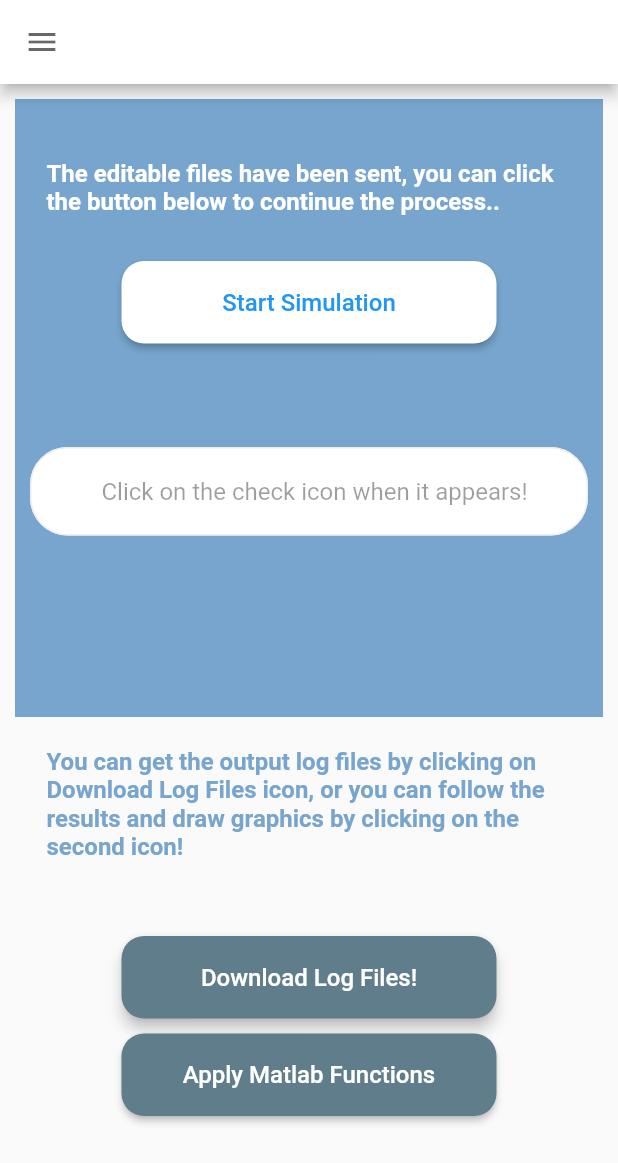
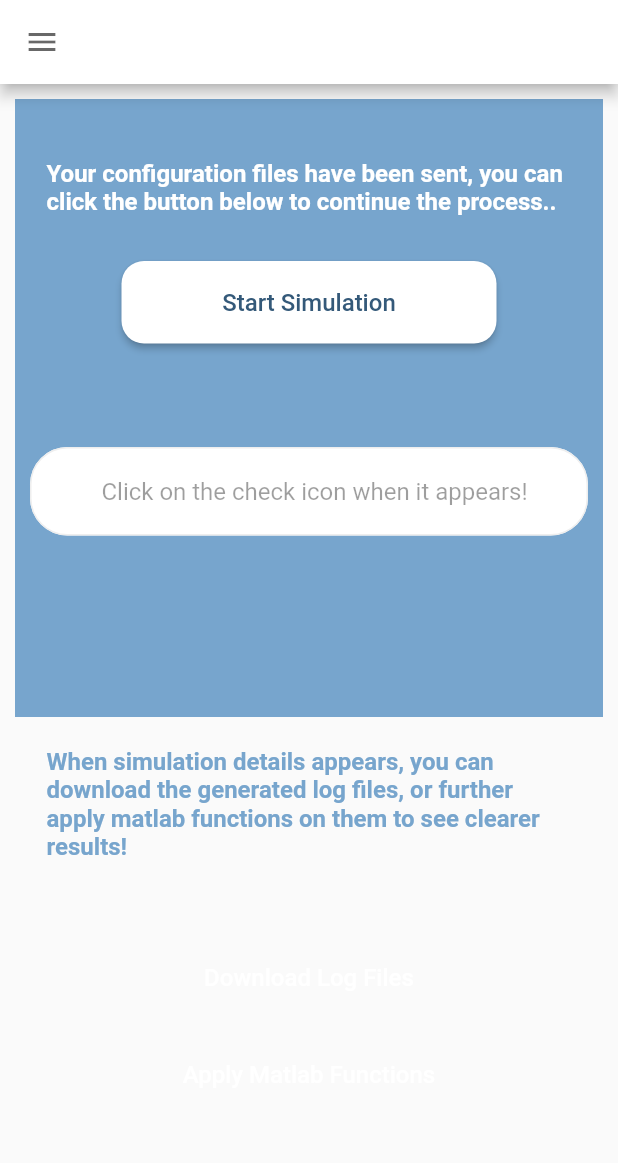
Before and after one commit to shahd15badran/flutter_edgecloudsim, a Flutter app: the SimulationScreen screen opened by its route, on a phone screen of 412 x 824 dp. Shown: the top 1163 px of the screen. Run offline on Flutter 3.47's test engine with Material 2 defaults, Android fonts, the phone set to English and light mode, and no system bars; our stand-ins replace firebase_auth, permission_handler, shared_preferences; missing offline and left inert: dart:ffi, flutter_file_manager, flutter_full_pdf_viewer, path_provider_ex; accounts and stored records are empty.

Commit message:
disabled results buttons

```diff
--- a/lib/simulation_process/simulation_screen.dart
+++ b/lib/simulation_process/simulation_screen.dart
@@ -1,4 +1,5 @@
 import 'dart:async';
+import 'dart:ffi';
 import 'package:flutter/material.dart';
 import 'package:flutter/services.dart';
 import 'package:flutter_edgecloudsim/services/auth.dart';
@@ -16,17 +17,16 @@ class _SimulationScreenState extends State<SimulationScreen> with TickerProvider
   int _state = 0;
   final Msg_controller=TextEditingController(text:"");
   int _stateM = 0;
+  bool _isLogButtonDisabled;
+  bool _isPdfButtonDisabled;
+  //bool _finishedSimulation;
   static const Platform = const MethodChannel("com.flutter.epic/epic");
   var simRes = '';
   Future<String> _getBatteryLevel() async {
     try {
-      final String result = await Platform.invokeMethod("Start Sim");
-
+      return await Platform.invokeMethod("Start Sim");
     } on PlatformException catch (e) {
       print(e);
-    } finally {
-      setState(() {
-      });
     }
   }
   String _logs = '';
@@ -83,19 +83,21 @@ class _SimulationScreenState extends State<SimulationScreen> with TickerProvider
   //FlutterLocalNotificationsPlugin flutterLocalNotificationsPlugin;
   @override
   void initState(){
-    getData();
     _sendAppXML();
     _sendEdgeXML();
     _sendConfigPROP();
+    _disableButtons(); //results buttons
     super.initState();
-    //await prefs.init();
+  }
 
-    //send configuration files to server
-
+  void _disableButtons() {
+    setState(() {
+      _isLogButtonDisabled = true;
+      _isPdfButtonDisabled = true;
+    });
   }
 
   AuthBase authBase = AuthBase();
-
   @override
   Widget build(BuildContext context) {
     return Scaffold(
@@ -125,7 +127,7 @@ class _SimulationScreenState extends State<SimulationScreen> with TickerProvider
                         padding: const EdgeInsets.only(top: 50,bottom: 30),
                         child: SizedBox(
                             width: 350,
-                            child:Text('The editable files have been sent, you can click the button below to continue the process..',
+                            child:Text('Your configuration files have been sent, you can click the button below to continue the process..',
                               style: TextStyle(
                                 fontSize: 16,
                                 color: Colors.white,
@@ -140,10 +142,17 @@ class _SimulationScreenState extends State<SimulationScreen> with TickerProvider
                           child: OriginalButton(
                             text: 'Start Simulation',
                             color: Colors.white,
-                            textColor: Colors.blue,
+                            textColor: Color(0xFF345979),
                             onPressed: () {
                               _getBatteryLevel();
-
+                              /*
+                              var res = _getBatteryLevel();
+                              res.then( (value) {
+                                print('in then part!');
+                                setState(() {
+                                  _stateM = 2;
+                                });
+                              });*/
                               setState(() {
                                 if (_stateM == 0) {
                                   animateButtonM();
@@ -197,7 +206,7 @@ class _SimulationScreenState extends State<SimulationScreen> with TickerProvider
                   ),
                   child: SizedBox(
                     width: 350,
-                    child:Text('You can get the output log files by clicking on Download Log Files icon, or you can follow the results and draw graphics by clicking on the second icon! ',
+                    child:Text('When simulation details appears, you can download the generated log files, or further apply matlab functions on them to see clearer results! ',
                       style: TextStyle(
                         fontSize: 16,
                         color:Color(0xFF77A5CD),
@@ -212,8 +221,8 @@ class _SimulationScreenState extends State<SimulationScreen> with TickerProvider
                   child: SizedBox(
                     width: 250,
                     child: new MaterialButton(
-                      child: setUpButtonChild('Download Log Files!'),
-                      onPressed: () async{
+                      child: setUpButtonChild('Download Log Files'),
+                      onPressed: _isLogButtonDisabled? null:() async{
                         _getlogs();
                         setState(() {
                           if (_state == 0) {
@@ -224,7 +233,7 @@ class _SimulationScreenState extends State<SimulationScreen> with TickerProvider
                       elevation: 4.0,
                       minWidth:250.0,
                       height: 55.0,
-                      color: Colors.blueGrey,
+                      color: Color(0xFF345979),
                       shape: RoundedRectangleBorder(
                         borderRadius: BorderRadius.circular(15),
                       ),
@@ -238,14 +247,20 @@ class _SimulationScreenState extends State<SimulationScreen> with TickerProvider
                   ),
                   child: SizedBox(
                     width: 250,
-                    child: OriginalButton(
-                      text: 'Apply Matlab Functions',
-                      color: Colors.blueGrey,
-                      textColor: Colors.white,
-                      onPressed: () async {
+                    child: MaterialButton(
+                      child: setUpButton('Apply Matlab Functions'),
+                      //text: 'Apply Matlab Functions',
+                      onPressed: _isPdfButtonDisabled? null:() async {
                         _sendPlotGeneric();
                         Navigator.of(context).pushNamed('matlab screen');
                       },
+                      elevation: 4.0,
+                      minWidth:250.0,
+                      height: 55.0,
+                      color: Color(0xFF345979),
+                      shape: RoundedRectangleBorder(
+                        borderRadius: BorderRadius.circular(15),
+                      ),
                     ),
                   ),
                 ),
@@ -257,7 +272,18 @@ class _SimulationScreenState extends State<SimulationScreen> with TickerProvider
       ),
     );
   }
-  Widget setUpButtonChild(String name) {
+
+  Widget setUpButton(String name){ //Pdfs Button
+    return new Text(
+      name,
+      style: const TextStyle(
+        color: Colors.white,
+        fontSize: 16.0,
+      ),
+    );
+  }
+
+  Widget setUpButtonChild(String name) { //Logs Button
     if (_state == 0) {
       return new Text(
         name,
@@ -301,15 +327,17 @@ class _SimulationScreenState extends State<SimulationScreen> with TickerProvider
         valueColor: AlwaysStoppedAnimation<Color>(Colors.blueGrey),
       );
     } else {
-      //print("hhhhhhhhhhhhhhhh" + simRes);
       return InkWell(
-        splashColor: Colors.blue, // splash color
+        splashColor: Color(0xFF18801A), // splash color
         onTap: ()async {
           try {
             final String result = await Platform.invokeMethod("getMsg");
             simRes = ' $result';
-            print('on tap ' + simRes);
             Msg_controller.text=simRes;
+            setState(() {
+              _isLogButtonDisabled = false;
+              _isPdfButtonDisabled = false;
+            });
           } on PlatformException catch (e) {
             print(e);
           }
@@ -328,12 +356,12 @@ class _SimulationScreenState extends State<SimulationScreen> with TickerProvider
     setState(() {
       _stateM = 1;
     });
-
+/*
     Timer(Duration(milliseconds: 20000), () {
       setState(() {
         _stateM = 2;
       });
-    });
+    });*/
   }
 
   List <String> application_name;
@@ -351,22 +379,13 @@ class _SimulationScreenState extends State<SimulationScreen> with TickerProvider
   List <String> vm_utilization_on_cloud;
   List <String> vm_utilization_on_mobile;
 
-
-  getData() async {
-    //prefs = await SharedPreferences.getInstance();
-    //print('in simulation_screen: application name: ');
-    //print(prefs.getStringList('application_name')[0]);
-  }
-
   display_applications(){
     final builder = XmlBuilder();
     builder.processing('xml', 'version="1.0"');
     builder.element('applications', nest: () {
       for(int c=0;c<4;c++) {
-        print('cccccccccccc'+c.toString());
+        //print('counter'+c.toString());
         builder.element('application', nest: () {
-          print('INSIDE simulation_screen: application name: ');
-          print(prefs.getStringList('application_name')[0]);
           builder.attribute('name', prefs.getStringList('application_name')[c]);
           builder.element('usage_percentage', nest: prefs.getStringList('usage_percentage')[c]);
           builder.element('prob_cloud_selection', nest: prefs.getStringList('prob_cloud_selection')[c]);
@@ -387,7 +406,6 @@ class _SimulationScreenState extends State<SimulationScreen> with TickerProvider
     });
     final bookshelfXml = builder.buildDocument();
     final String xmlDoc = (bookshelfXml.toXmlString(pretty: true, indent: '\t'));
-    print(xmlDoc);
     return xmlDoc;
   }
 
@@ -635,4 +653,5 @@ class _SimulationScreenState extends State<SimulationScreen> with TickerProvider
 
     return all;
   }
+
 }
```
Also changed, not shown: 3 other files.
